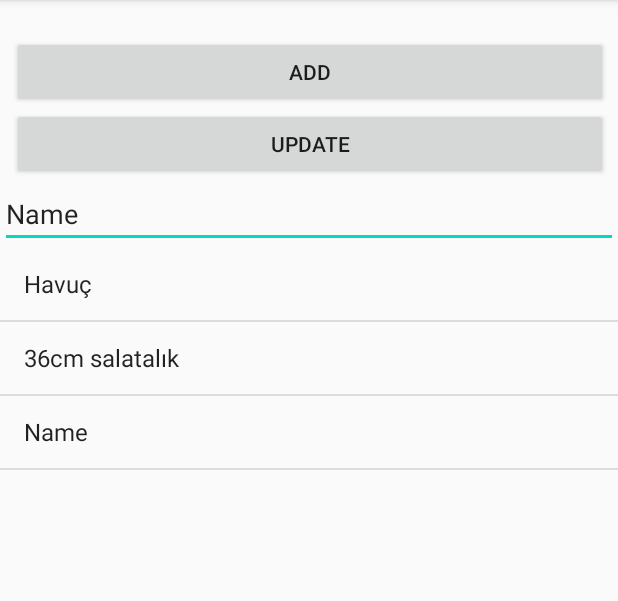
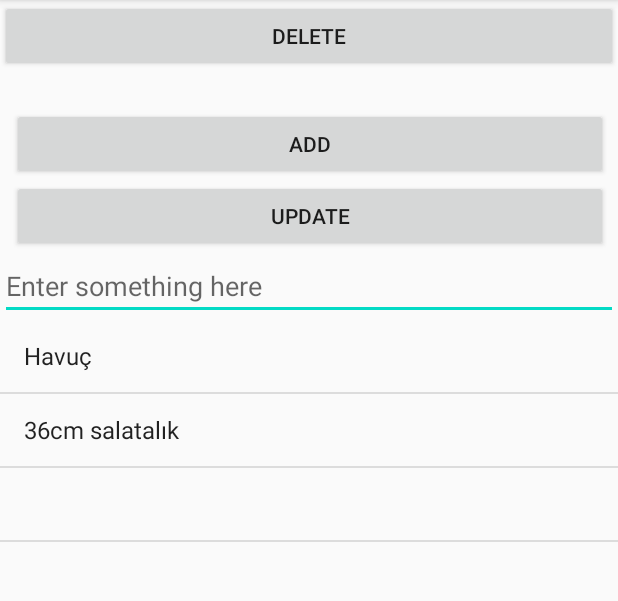
Before and after one commit to Taha-Batur-Senli/CS102_Section03_Group_03C, an Android app: the screen it shows after launch (MainActivity), after a tap on "ADD", on a phone screen of 412 x 824 dp, the part 84-685 px from its top. Run offline under Robolectric (Android 15) with nearby library versions, the phone set to English and light mode, and no system bars; our stand-ins replace Firebase (no records; nobody signed in at launch, a user with empty details on screens opened directly).

Commit message:
Owner's Food Menu database?? with delete part

```diff
--- a/app/src/main/java/com/example/ownersmenu/MainActivity.java
+++ b/app/src/main/java/com/example/ownersmenu/MainActivity.java
@@ -4,6 +4,8 @@ import androidx.annotation.NonNull;
 import androidx.annotation.Nullable;
 import androidx.appcompat.app.AppCompatActivity;
 
+import android.app.AlertDialog;
+import android.content.DialogInterface;
 import android.os.Bundle;
 import android.view.View;
 import android.widget.AdapterView;
@@ -18,6 +20,7 @@ import com.google.firebase.database.DataSnapshot;
 import com.google.firebase.database.DatabaseError;
 import com.google.firebase.database.DatabaseReference;
 import com.google.firebase.database.FirebaseDatabase;
+import com.google.firebase.database.ValueEventListener;
 
 import java.util.ArrayList;
 import java.util.HashMap;
@@ -27,7 +30,7 @@ public class MainActivity extends AppCompatActivity {
 
     ListView listView1;
     EditText inputtext1;
-    Button btnAdd, btnUpdate;
+    Button btnAdd, btnUpdate, btnDelete;
 
     ArrayList<String> foods = new ArrayList<String>();
     ArrayAdapter myAdapter1;
@@ -49,6 +52,7 @@ public class MainActivity extends AppCompatActivity {
         inputtext1 = (EditText)findViewById(R.id.editText);
         btnAdd = (Button)findViewById(R.id.button1);
         btnUpdate = (Button)findViewById(R.id.button2);
+        btnDelete = (Button) findViewById(R.id.btnDelete);
         reference = FirebaseDatabase.getInstance().getReference();
 
 
@@ -68,11 +72,28 @@ public class MainActivity extends AppCompatActivity {
         btnAdd.setOnClickListener(new View.OnClickListener() {
             @Override
             public void onClick(View v) {
+
+
                 String stringval = inputtext1.getText().toString();
 
                 foods.add(stringval);
-                reference.push().setValue(stringval);
+                //reference.push().setValue(stringval);
+                //id = stringval;
+                String id = reference.push().getKey();
+                reference.child(id).setValue(stringval);
                 myAdapter1.notifyDataSetChanged();
+                /*reference.addValueEventListener(new ValueEventListener() {
+                    @Override
+                    public void onDataChange(@NonNull DataSnapshot dataSnapshot) {
+
+                        stringval = dataSnapshot.getValue(String.class);
+                    }
+
+                    @Override
+                    public void onCancelled(@NonNull DatabaseError databaseError) {
+
+                    }
+                })*/
 
 
             }
@@ -81,9 +102,10 @@ public class MainActivity extends AppCompatActivity {
         reference.addChildEventListener(new ChildEventListener() {
             @Override
             public void onChildAdded(@NonNull DataSnapshot dataSnapshot, @Nullable String s) {
-                String string = dataSnapshot.getValue(String.class);
+                /*String string = dataSnapshot.getValue(String.class);
                 foods.add(string);
-                myAdapter1.notifyDataSetChanged();
+
+                myAdapter1.notifyDataSetChanged();*/
             }
 
             @Override
@@ -119,6 +141,50 @@ public class MainActivity extends AppCompatActivity {
             }
         });
 
+        //DELETE MENU
+
+        /*btnDelete.setOnClickListener(new View.OnClickListener() {
+            @Override
+            public void onClick(View v) {
+                foods.remove(indexVal);
+
+                myAdapter1.notifyDataSetChanged();
+                Toast.makeText(MainActivity.this, "Selected item has been removed", Toast.LENGTH_SHORT).show();
+
+
+
+
+            }
+        });*/
+
+
+        listView1.setOnItemLongClickListener(new AdapterView.OnItemLongClickListener() {
+            @Override
+            public boolean onItemLongClick(AdapterView<?> parent, View view, int position, long id) {
+                final int index;
+                index = position;
+
+                new AlertDialog.Builder(MainActivity.this)
+                        .setIcon(android.R.drawable.ic_delete)
+                        .setTitle("Are you sure?")
+                        .setMessage("Do you want to delete this food")
+                        .setPositiveButton("Yes", new DialogInterface.OnClickListener() {
+                            @Override
+                            public void onClick(DialogInterface dialog, int which) {
+                                foods.remove(index);
+                                myAdapter1.notifyDataSetChanged();
+                            }
+                        })
+                        .setNegativeButton("No", null)
+                        .show();
+
+                return true;
+            }
+        });
+
+
+
+
 
         //UPDATE MENU
         btnUpdate.setOnClickListener(new View.OnClickListener() {
@@ -127,6 +193,7 @@ public class MainActivity extends AppCompatActivity {
                 String stringval = inputtext1.getText().toString();
                 foods.set(indexVal, stringval);
 
+
                 myAdapter1.notifyDataSetChanged();
             }
         });
--- a/app/src/main/res/layout/activity_main.xml
+++ b/app/src/main/res/layout/activity_main.xml
@@ -6,6 +6,12 @@
     android:layout_height="match_parent"
     android:orientation="vertical"
     tools:context=".MainActivity">
+
+    <Button
+        android:id="@+id/btnDelete"
+        android:layout_width="match_parent"
+        android:layout_height="wrap_content"
+        android:text="@string/btnDeleteText" />
 
     <Button
         android:id="@+id/button1"
@@ -40,8 +46,7 @@
         android:layout_height="wrap_content"
         android:ems="10"
         android:hint="@string/inputText1"
-        android:inputType="textPersonName"
-        android:text="Name" />
+        android:inputType="textPersonName" />
 
     <ListView
         android:id="@+id/listview1"
--- a/app/src/main/res/values/strings.xml
+++ b/app/src/main/res/values/strings.xml
@@ -4,5 +4,6 @@
     <string name ="inputText1">Enter something here </string>
     <string name ="btnAddText">Add </string>
     <string name ="btnUpdateText">Update </string>
+    <string name ="btnDeleteText">Delete </string>
 
 </resources>
```
